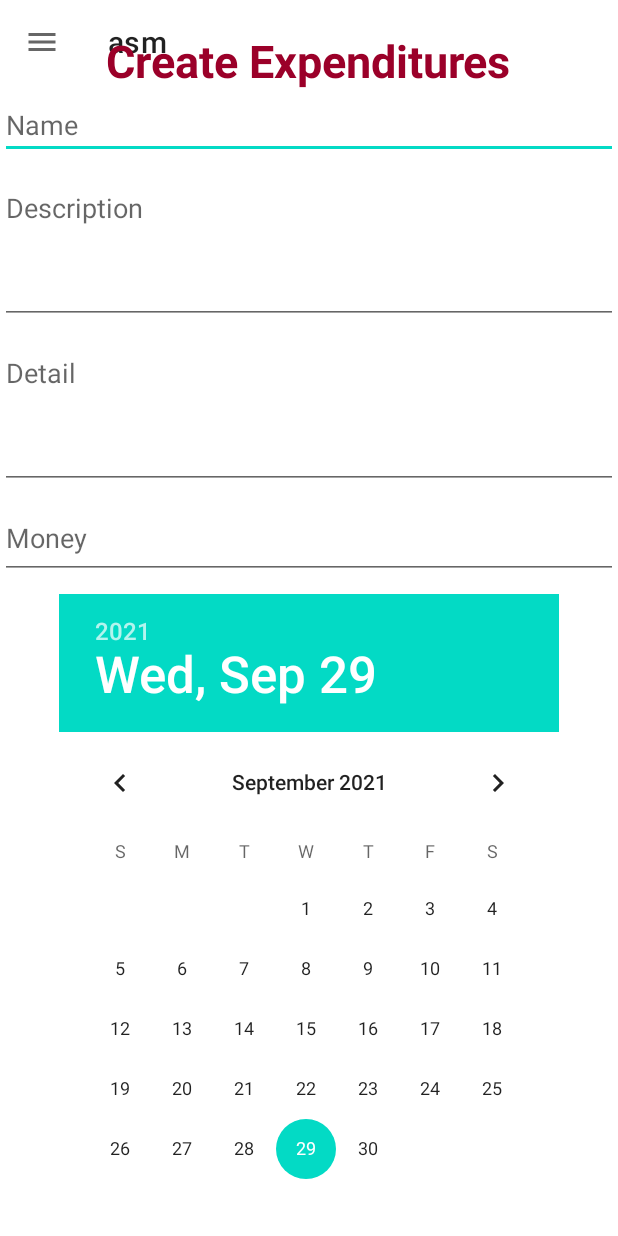
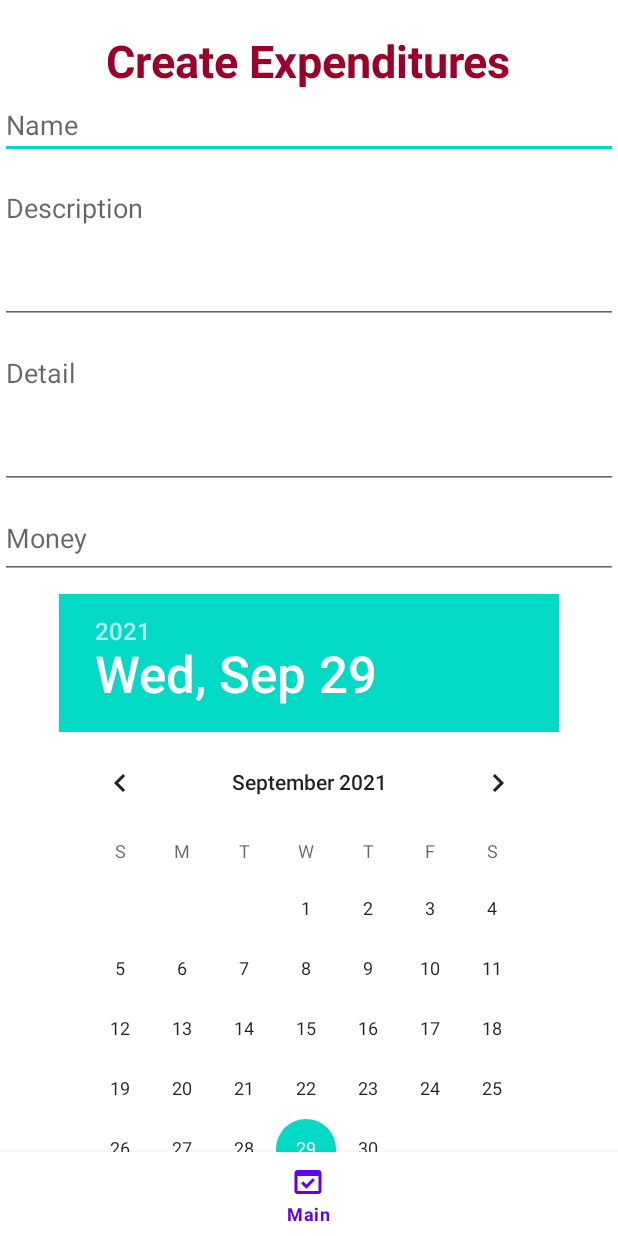
Before and after one commit to ducnmth1907002/android_asm, an Android app: the screen it shows after launch (DrawerMenu), on a phone screen of 412 x 824 dp. Run offline under Robolectric (Android 15) with nearby library versions, the phone set to English and light mode, and no system bars.

Commit message:
update menu

```diff
--- a/app/src/main/java/com/example/asm/DrawerMenu.java
+++ b/app/src/main/java/com/example/asm/DrawerMenu.java
@@ -11,13 +11,13 @@ import androidx.appcompat.app.AppCompatActivity;
 import androidx.appcompat.widget.Toolbar;
 import androidx.drawerlayout.widget.DrawerLayout;
 
+import com.google.android.material.bottomnavigation.BottomNavigationView;
 import com.google.android.material.navigation.NavigationBarView;
 import com.google.android.material.navigation.NavigationView;
 
 public class DrawerMenu extends AppCompatActivity implements NavigationView.OnNavigationItemSelectedListener, NavigationBarView.OnItemSelectedListener{
     DrawerLayout drawerLayout;
-    NavigationView navigationView;
-    Toolbar toolbar;
+    BottomNavigationView navigationView;
     FrameLayout frameLayout;
     CreateExpendituresFragment createExpendituresFragment;
     @Override
@@ -29,16 +29,9 @@ public class DrawerMenu extends AppCompatActivity implements NavigationView.OnNa
 
     private void initView() {
         drawerLayout = findViewById(R.id.drawer_layout);
-        navigationView = findViewById(R.id.drawer_nav_view);
-        toolbar = findViewById(R.id.drawer_toolbar);
-
+        navigationView = findViewById(R.id.drawer_bottom_view);
         navigationView.bringToFront();
-        setSupportActionBar(toolbar);
-        ActionBarDrawerToggle toggle =
-                new ActionBarDrawerToggle(this, drawerLayout, toolbar,
-                        R.string.open_menu, R.string.close_menu);
-        drawerLayout.addDrawerListener(toggle);
-        navigationView.setNavigationItemSelectedListener(this);
+        navigationView.setOnItemSelectedListener(this);
 
         //gán fragment vào frame layout
         frameLayout = findViewById(R.id.main_content);
--- a/app/src/main/res/layout/activity_drawer_menu.xml
+++ b/app/src/main/res/layout/activity_drawer_menu.xml
@@ -6,35 +6,24 @@
     android:layout_height="match_parent"
     android:id="@+id/drawer_layout"
     tools:context=".DrawerMenu">
-
-    <com.google.android.material.navigation.NavigationView
-        android:id="@+id/drawer_nav_view"
-        android:layout_width="wrap_content"
-        android:layout_height="match_parent"
-        app:menu="@menu/main_menu"
-        app:headerLayout="@layout/drawer_header"
-        android:layout_gravity="start"/>
     <androidx.constraintlayout.widget.ConstraintLayout
         android:layout_width="match_parent"
         android:layout_height="match_parent">
-        <androidx.appcompat.widget.Toolbar
-            android:layout_width="wrap_content"
-            android:layout_height="wrap_content"
-            app:navigationIcon="@drawable/ic_baseline_menu_24"
-            app:layout_constraintTop_toTopOf="parent"
-            app:layout_constraintLeft_toLeftOf="parent"
-            android:background="@color/white"
-            android:id="@+id/drawer_toolbar"
-            android:layout_alignParentTop="true"
-            />
+
         <FrameLayout
             android:id="@+id/main_content"
             android:layout_width="match_parent"
-            android:layout_height="match_parent"
-            app:layout_constraintBottom_toBottomOf="@+id/drawer_toolbar"
-            app:layout_constraintLeft_toLeftOf="@+id/drawer_toolbar"/>
+            android:layout_height="match_parent" />
         <TextView
             android:layout_width="match_parent"
             android:layout_height="match_parent" />
+        <com.google.android.material.bottomnavigation.BottomNavigationView
+            android:id="@+id/drawer_bottom_view"
+            android:layout_width="match_parent"
+            android:layout_height="wrap_content"
+            app:menu="@menu/main_menu"
+            app:layout_constraintBottom_toBottomOf="parent"
+            app:layout_constraintLeft_toLeftOf="parent"
+            android:layout_alignParentBottom="true"/>
     </androidx.constraintlayout.widget.ConstraintLayout>
 </androidx.drawerlayout.widget.DrawerLayout>
--- a/app/src/main/res/layout/drawer_header.xml
+++ /dev/null
@@ -1,13 +0,0 @@
-<?xml version="1.0" encoding="utf-8"?>
-<LinearLayout xmlns:android="http://schemas.android.com/apk/res/android"
-    android:layout_width="match_parent"
-    android:layout_height="match_parent"
-    android:orientation="vertical"
-    android:padding="20dp"
-    android:background="@color/teal_200">
-
-    <ImageView
-        android:layout_width="50dp"
-        android:layout_height="50dp"
-        android:src="@drawable/ic_baseline_3d_rotation_24"/>
-</LinearLayout>
--- a/app/src/main/res/layout/fragment_create_expenditures.xml
+++ b/app/src/main/res/layout/fragment_create_expenditures.xml
@@ -7,7 +7,8 @@
 
     <ScrollView
         android:layout_width="match_parent"
-        android:layout_height="match_parent">
+        android:layout_height="match_parent"
+        android:layout_marginBottom="@dimen/abc_action_bar_default_height_material">
         <LinearLayout
             android:layout_width="match_parent"
             android:layout_height="match_parent"
```
